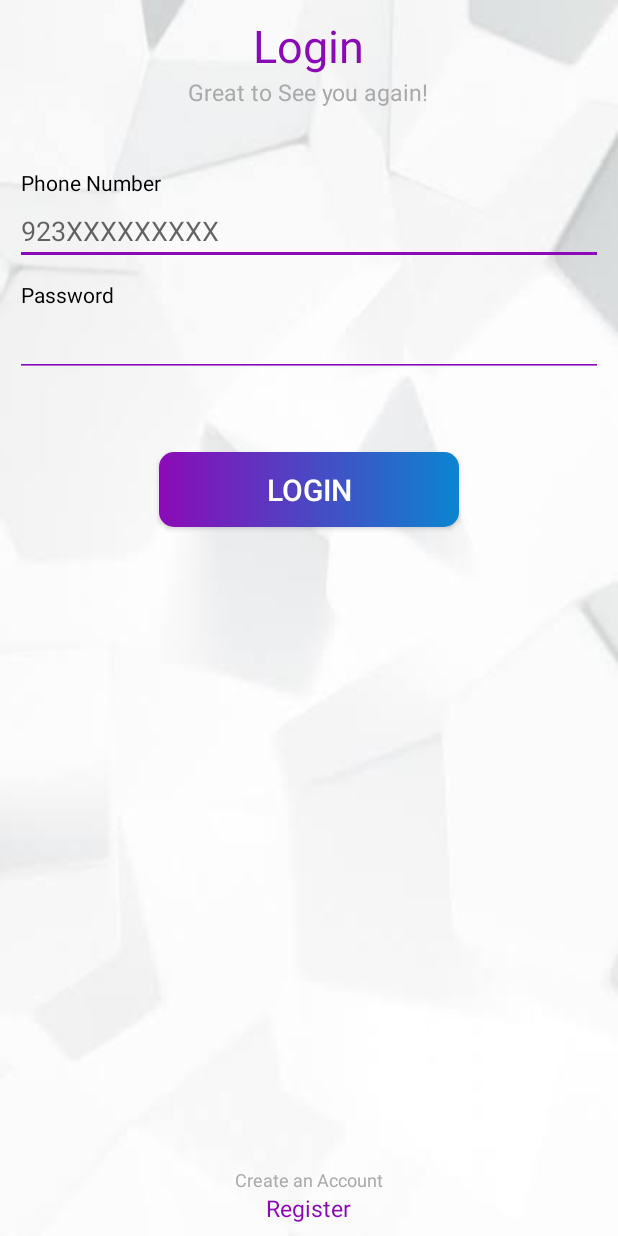
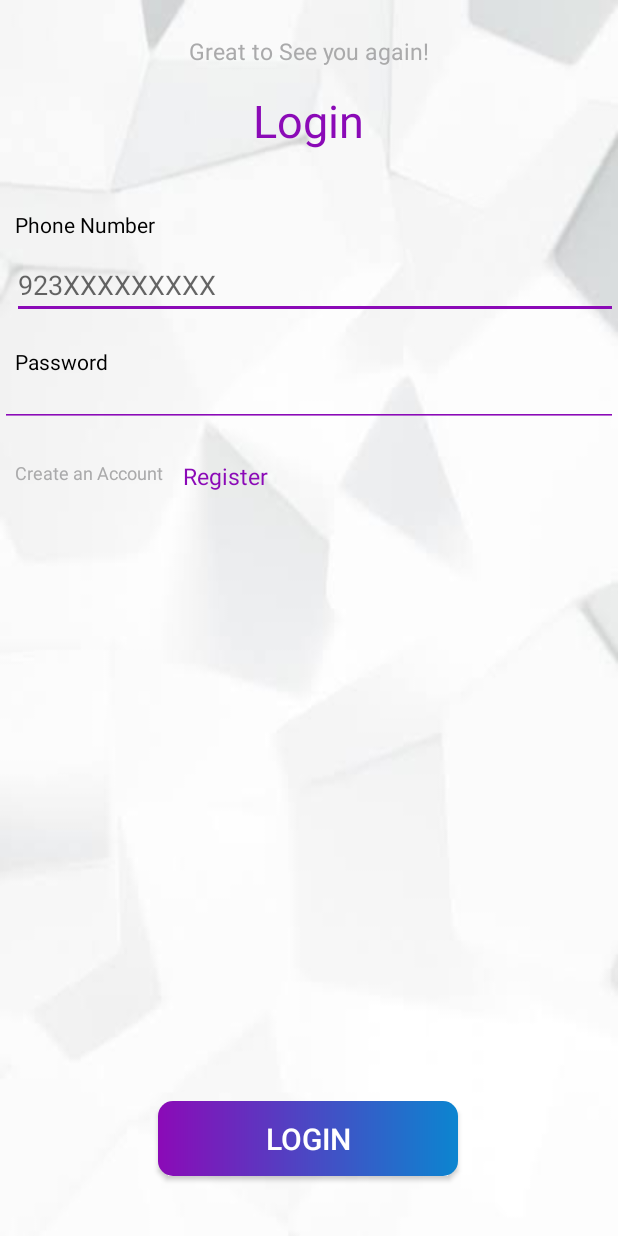
Before and after one commit to Hunt9/Dot-and-Line, an Android app: the LoginActivity screen opened directly, with no data from a screen before it, on a phone screen of 412 x 824 dp. Run offline under Robolectric (Android 15) with nearby library versions, the phone set to English and light mode, and no system bars; libraries missing offline, so code that uses them is left out: com.androidnetworking, com.androidnetworking.common, com.androidnetworking.error, com.androidnetworking.interfaces.

Commit message:
Committing constraintlayout

```diff
--- a/app/src/main/res/layout/activity_login.xml
+++ b/app/src/main/res/layout/activity_login.xml
@@ -1,120 +1,153 @@
 <?xml version="1.0" encoding="utf-8"?>
-<RelativeLayout xmlns:android="http://schemas.android.com/apk/res/android"
+<androidx.constraintlayout.widget.ConstraintLayout xmlns:android="http://schemas.android.com/apk/res/android"
     xmlns:app="http://schemas.android.com/apk/res-auto"
     xmlns:tools="http://schemas.android.com/tools"
+    android:id="@+id/constraints"
     android:layout_width="match_parent"
     android:layout_height="match_parent"
     android:background="@drawable/login_bg"
     tools:context=".RegisterActivity">
+
 
     <TextView
         android:id="@+id/Title"
         android:layout_width="wrap_content"
         android:layout_height="wrap_content"
         android:layout_centerHorizontal="true"
-        android:layout_marginTop="10dp"
+        android:layout_marginStart="8dp"
+        android:layout_marginTop="60dp"
+        android:layout_marginEnd="8dp"
         android:text="Login"
         android:textAlignment="center"
         android:textColor="@color/purple"
-        android:textSize="30dp" />
+        android:textSize="30dp"
+        app:layout_constraintEnd_toEndOf="parent"
+        app:layout_constraintHorizontal_bias="0.498"
+        app:layout_constraintStart_toStartOf="parent"
+        app:layout_constraintTop_toTopOf="parent" />
 
     <TextView
         android:id="@+id/Great"
         android:layout_width="wrap_content"
         android:layout_height="wrap_content"
+        android:layout_below="@id/Title"
+        android:layout_centerHorizontal="true"
+        android:layout_marginStart="8dp"
+        android:layout_marginEnd="8dp"
+        android:layout_marginBottom="15dp"
         android:text="Great to See you again!"
         android:textColor="@color/dark_gray"
-        android:layout_marginStart="10dp"
-        android:layout_below="@id/Title"
-        android:layout_centerHorizontal="true"
         android:textSize="15sp"
-        />
+        app:layout_constraintBottom_toTopOf="@+id/Title"
+        app:layout_constraintEnd_toEndOf="parent"
+        app:layout_constraintStart_toStartOf="parent" />
 
 
     <TextView
         android:id="@+id/TVPhone"
         android:layout_width="wrap_content"
         android:layout_height="wrap_content"
+        android:layout_below="@id/Great"
+        android:layout_marginStart="10dp"
+        android:layout_marginTop="140dp"
+        android:layout_marginEnd="8dp"
         android:text="Phone Number"
         android:textColor="@color/black"
-        android:layout_below="@id/Great"
-        android:layout_marginStart="14dp"
-        android:layout_marginTop="40dp"/>
+        app:layout_constraintEnd_toEndOf="parent"
+        app:layout_constraintHorizontal_bias="0.0"
+        app:layout_constraintStart_toStartOf="parent"
+        app:layout_constraintTop_toTopOf="parent" />
 
     <EditText
         android:id="@+id/Phone"
         android:layout_width="match_parent"
         android:layout_height="wrap_content"
         android:layout_below="@id/TVPhone"
+        android:layout_marginStart="8dp"
+        android:layout_marginTop="8dp"
         android:backgroundTint="@color/purple"
-        android:layout_marginStart="10dp"
-        android:layout_marginEnd="10dp"
         android:hint="923XXXXXXXXX"
+        android:inputType="phone"
         android:textColor="@color/purple"
-        android:inputType="phone"/>
+        app:layout_constraintStart_toStartOf="parent"
+        app:layout_constraintTop_toBottomOf="@+id/TVPhone" />
 
 
     <TextView
         android:id="@+id/TVPassword"
         android:layout_width="wrap_content"
         android:layout_height="wrap_content"
+        android:layout_below="@id/Phone"
+        android:layout_marginStart="10dp"
+        android:layout_marginTop="64dp"
+        android:layout_marginEnd="332dp"
+        android:text="Password"
         android:textColor="@color/black"
-        android:text="Password"
-        android:layout_below="@id/Phone"
-        android:layout_marginStart="14dp"
-        android:layout_marginTop="10dp"/>
+        app:layout_constraintEnd_toEndOf="parent"
+        app:layout_constraintHorizontal_bias="0.0"
+        app:layout_constraintStart_toStartOf="parent"
+        app:layout_constraintTop_toTopOf="@+id/Phone" />
 
-    d<EditText
+
+    <EditText
         android:id="@+id/Password"
         android:layout_width="match_parent"
         android:layout_height="wrap_content"
         android:layout_below="@id/TVPassword"
+        android:layout_marginTop="8dp"
         android:backgroundTint="@color/purple"
-        android:layout_marginStart="10dp"
-        android:layout_marginEnd="10dp"
         android:inputType="textPassword"
-        android:textColor="@color/purple"/>
+        android:textColor="@color/purple"
+        app:layout_constraintTop_toTopOf="@+id/TVPassword"
+        tools:layout_editor_absoluteX="16dp" />
 
 
     <Button
         android:id="@+id/Login"
-        android:layout_below="@id/Password"
         android:layout_width="200dp"
         android:layout_height="50dp"
+        android:layout_below="@id/Password"
+        android:layout_centerHorizontal="true"
+        android:layout_marginStart="8dp"
+        android:layout_marginEnd="8dp"
+        android:layout_marginBottom="40dp"
         android:background="@drawable/gradient"
-        android:layout_centerHorizontal="true"
-        android:layout_marginTop="50dp"
+        android:text="Login"
+        android:textColor="@color/white"
         android:textSize="20sp"
-        android:text="Login"
-        android:textColor="@color/white"/>
+        app:layout_constraintBottom_toBottomOf="parent"
+        app:layout_constraintEnd_toEndOf="parent"
+        app:layout_constraintHorizontal_bias="0.497"
+        app:layout_constraintStart_toStartOf="parent" />
 
 
     <TextView
         android:id="@+id/Register"
         android:layout_width="wrap_content"
         android:layout_height="wrap_content"
+        android:layout_alignParentBottom="true"
+        android:layout_centerHorizontal="true"
+        android:layout_marginStart="112dp"
+        android:layout_marginTop="67dp"
         android:text="Register"
         android:textColor="@color/purple"
-        android:layout_marginStart="5dp"
-        android:layout_alignParentBottom="true"
-        android:layout_centerHorizontal="true"
-        android:layout_marginBottom="8dp"
         android:textSize="15sp"
-        />
+        app:layout_constraintStart_toStartOf="@+id/AlreadyRegister"
+        app:layout_constraintTop_toTopOf="@+id/Password" />
 
     <TextView
         android:id="@+id/AlreadyRegister"
         android:layout_width="wrap_content"
         android:layout_height="wrap_content"
+        android:layout_above="@id/Register"
+        android:layout_centerHorizontal="true"
+        android:layout_marginStart="10dp"
+        android:layout_marginTop="67dp"
         android:text="Create an Account"
         android:textColor="@color/dark_gray"
-        android:layout_marginStart="10dp"
-        android:layout_marginTop="10dp"
-        android:layout_above="@id/Register"
-        android:layout_centerHorizontal="true"
         android:textSize="12sp"
-        />
+        app:layout_constraintStart_toStartOf="parent"
+        app:layout_constraintTop_toTopOf="@+id/Password" />
 
 
-
-</RelativeLayout>
+</androidx.constraintlayout.widget.ConstraintLayout>
```
